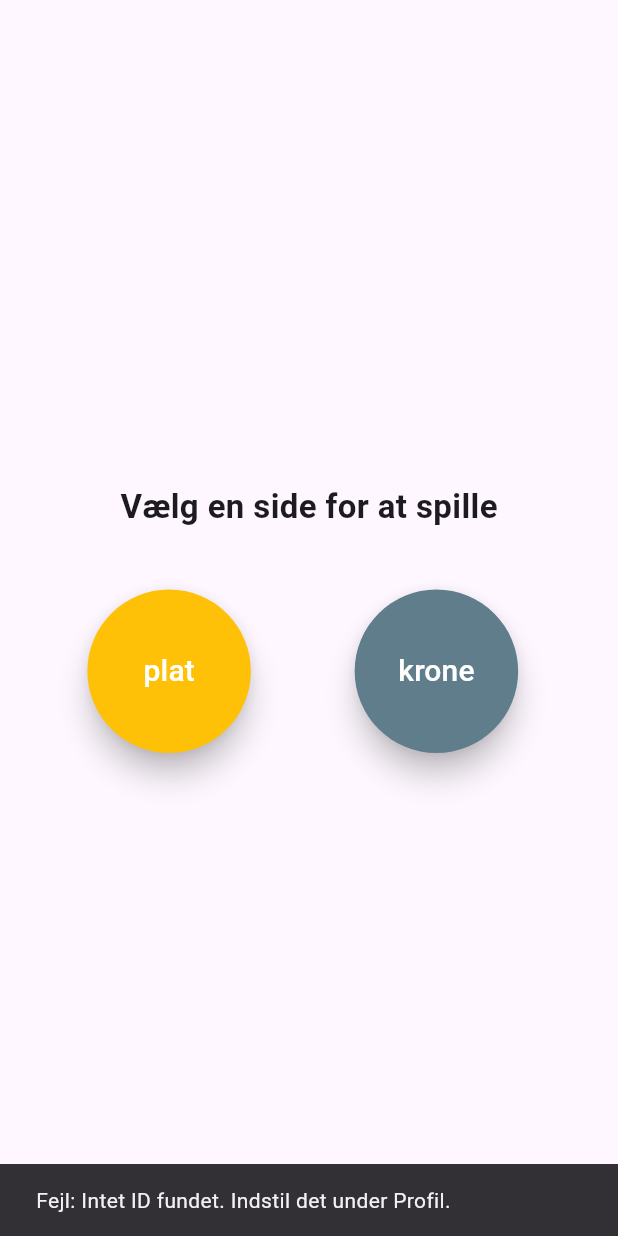
After one commit to nicklasjorgensen/trashqueueapp, a Flutter app: the CoinFlipPage screen opened directly, after a tap on "plat", on a phone screen of 412 x 824 dp. The commit adds this screen. Run offline on Flutter 3.47's test engine with Material 3 defaults, Android fonts, the phone set to English and light mode, and no system bars; our stand-ins replace shared_preferences; accounts and stored records are empty; network calls fail.

Commit message:
Gambling update

```diff
--- /dev/null
+++ b/lib/gambling_page.dart
@@ -0,0 +1,99 @@
+import 'package:flutter/material.dart';
+import 'package:shared_preferences/shared_preferences.dart';
+import 'package:http/http.dart' as http;
+
+class CoinFlipPage extends StatefulWidget {
+  const CoinFlipPage({super.key});
+
+  @override
+  State<CoinFlipPage> createState() => _CoinFlipPageState();
+}
+
+class _CoinFlipPageState extends State<CoinFlipPage> {
+  bool _isUploading = false;
+
+  // Funktionen der henter ID og sender POST request
+  Future<void> _submitChoice(String side) async {
+    setState(() => _isUploading = true);
+
+    try {
+      final prefs = await SharedPreferences.getInstance();
+      String? savedID = prefs.getString('user_id');
+
+      if (savedID == null || savedID.isEmpty) {
+        _showSnackBar("Fejl: Intet ID fundet. Indstil det under Profil.");
+        setState(() => _isUploading = false);
+        return;
+      }
+
+      // 3. Send POST request
+      var url = Uri.parse('https://au795615.eu.pythonanywhere.com/coinflip');
+      var response = await http.post(
+        url,
+        body: {
+          'side': side,
+          'cardID': savedID,
+        },
+      );
+
+      if (mounted) {
+        if (response.statusCode == 200) {
+          _showSnackBar("Result: ${response.body}");
+        } else {
+          _showSnackBar("Server fejl: ${response.body}");
+        }
+      }
+    } catch (e) {
+      if (mounted) _showSnackBar("Kunne ikke forbinde til serveren.");
+    } finally {
+      if (mounted) setState(() => _isUploading = false);
+    }
+  }
+
+  void _showSnackBar(String message) {
+    ScaffoldMessenger.of(context).showSnackBar(
+      SnackBar(content: Text(message)),
+    );
+  }
+
+  @override
+  Widget build(BuildContext context) {
+    return Scaffold(
+      body: Center(
+        child: _isUploading
+          ? const CircularProgressIndicator()
+          : Column(
+              mainAxisAlignment: MainAxisAlignment.center,
+              children: [
+                const Text(
+                  "Vælg en side for at spille",
+                  style: TextStyle(fontSize: 22, fontWeight: FontWeight.bold),
+                ),
+                const SizedBox(height: 40),
+                Row(
+                  mainAxisAlignment: MainAxisAlignment.spaceEvenly,
+                  children: [
+                    _buildCoinButton("plat", Colors.amber),
+                    _buildCoinButton("krone", Colors.blueGrey),
+                  ],
+                ),
+              ],
+            ),
+      ),
+    );
+  }
+
+  Widget _buildCoinButton(String side, Color color) {
+    return ElevatedButton(
+      style: ElevatedButton.styleFrom(
+        backgroundColor: color,
+        foregroundColor: Colors.white,
+        padding: const EdgeInsets.all(40),
+        shape: const CircleBorder(),
+        elevation: 8,
+      ),
+      onPressed: () => _submitChoice(side),
+      child: Text(side, style: const TextStyle(fontSize: 20)),
+    );
+  }
+}
--- a/lib/main.dart
+++ b/lib/main.dart
@@ -5,6 +5,7 @@ import 'profile_page.dart';
 import 'info_page.dart';
 import 'shop_page.dart';
 import 'music_page.dart';
+import 'gambling_page.dart';
 
 void main() {
   runApp(const MyApp());
@@ -44,6 +45,7 @@ class _MainNavigationScreenState extends State<MainNavigationScreen> {
     LeaderboardPage(),
     ProfilePage(),
     InfoPage(),
+    CoinFlipPage(),
   ];
 
   // 3. Funktion der opdaterer index, når man trykker på menuen
@@ -86,6 +88,10 @@ class _MainNavigationScreenState extends State<MainNavigationScreen> {
             icon: Icon(Icons.info),
             label: 'Info',
           ),
+          BottomNavigationBarItem(
+            icon: Icon(Icons.casino),
+            label: 'Gambling',
+          )
         ],
         type: BottomNavigationBarType.fixed,
         currentIndex: _selectedIndex,
```
Also changed, not shown: lib/shop_page.dart (line endings or trailing spaces).
